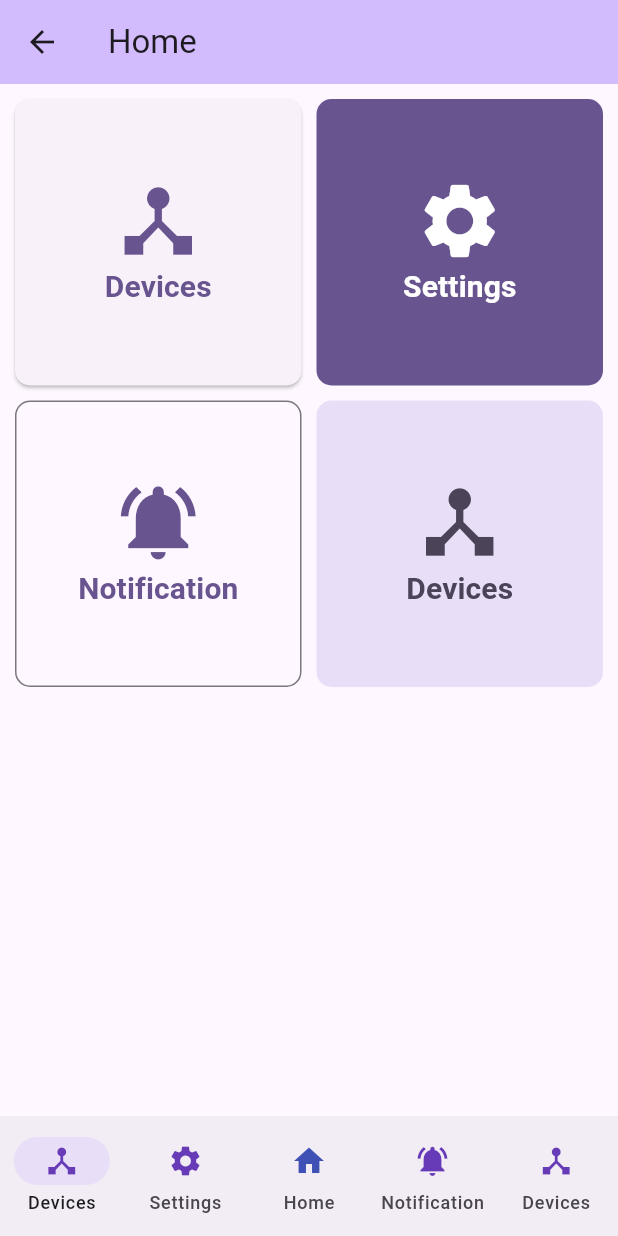
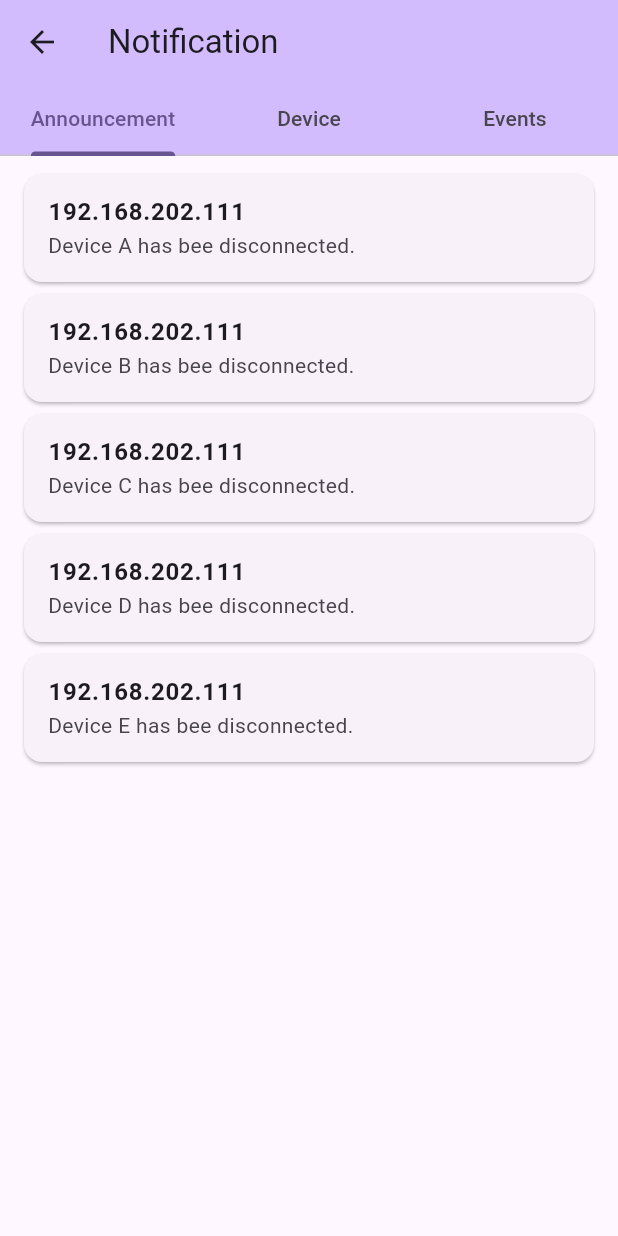
Before and after one commit to Jeaninemtn/flutter, a Flutter app: the HomePage screen opened by its route, after a tap on "Notification", on a phone screen of 412 x 824 dp. Run offline on Flutter 3.47's test engine with Material 3 defaults, Android fonts, the phone set to English and light mode, and no system bars; our stand-ins replace form_field_validator.

Commit message:
add notification page

```diff
--- a/lib/main.dart
+++ b/lib/main.dart
@@ -4,6 +4,7 @@ import './views/login.dart';
 import './views/home.dart';
 import './views/devices.dart';
 import './views/settings.dart';
+import './views/notification.dart';
 
 void main() => runApp(const MyApp());
 
@@ -23,11 +24,9 @@ class MyApp extends StatelessWidget {
         '/': (context) => const LoginPage(),
         '/home': (context) => const HomePage(),
         '/devices': (context) => const DevicesPage(),
-        '/settings': (context) => const SettingsPage()
+        '/settings': (context) => const SettingsPage(),
+        '/notification': (context) => const NotificationPage()
       },
-      // home: const LoginPage()
-      // home: const HomePage()
-      // home: const DevicesPage()
     );
   }
 }
--- a/lib/views/home.dart
+++ b/lib/views/home.dart
@@ -83,7 +83,7 @@ class _HomePageState extends State<HomePage>
                         TextStyle(fontWeight: FontWeight.bold, fontSize: 20)),
               ],
             ),
-            onPressed: () => print("Devices"),
+            onPressed: () => Navigator.pushNamed(context, '/notification'),
           ),
           FilledButton.tonal(
             style: FilledButton.styleFrom(
--- /dev/null
+++ b/lib/views/notification.dart
@@ -0,0 +1,61 @@
+import 'package:flutter/material.dart';
+
+import 'notification/messageList.dart';
+
+class NotificationPage extends StatefulWidget {
+  const NotificationPage({super.key});
+
+  @override
+  State<NotificationPage> createState() => _NotificationPage();
+}
+
+class _NotificationPage extends State<NotificationPage>
+    with TickerProviderStateMixin {
+  late final TabController _tabController;
+
+  @override
+  void initState() {
+    super.initState();
+    _tabController = TabController(length: 3, vsync: this);
+  }
+
+  @override
+  void dispose() {
+    _tabController.dispose();
+    super.dispose();
+  }
+
+  @override
+  Widget build(BuildContext context) {
+    return Scaffold(
+        appBar: AppBar(
+          title: const Text("Notification"),
+          backgroundColor: Theme.of(context).colorScheme.inversePrimary,
+          bottom: TabBar(
+            controller: _tabController,
+            tabs: const <Widget>[
+              Tab(text: "Announcement"),
+              Tab(text: "Device"),
+              Tab(text: "Events"),
+            ],
+          ),
+        ),
+        body: TabBarView(
+          controller: _tabController,
+          children: const <Widget>[
+            Center(
+              child: MessageList(),
+            ),
+            Center(
+              child: MessageList(),
+            ),
+            Center(
+              child: Text("C"),
+            ),
+          ],
+        ));
+  }
+}
+
+// TabBar
+// https://api.flutter.dev/flutter/material/TabBar-class.html
--- /dev/null
+++ b/lib/views/notification/messageList.dart
@@ -0,0 +1,88 @@
+import 'package:flutter/material.dart';
+
+class MessageList extends StatefulWidget {
+  const MessageList({super.key});
+
+  @override
+  State<MessageList> createState() => _MessageList();
+}
+
+class _MessageList extends State<MessageList>
+    with TickerProviderStateMixin<MessageList> {
+  static const List<MessageData> allMessageData = <MessageData>[
+    MessageData(1, '192.168.202.1', "Device A", "has disconnected.",
+        "2024/07/18 11:30"),
+    MessageData(2, '192.168.202.2', "Device B", "has disconnected.",
+        "2024/07/18 11:30"),
+    MessageData(3, '192.168.202.3', "Device C", "has disconnected.",
+        "2024/07/18 11:30"),
+    MessageData(4, '192.168.202.4', "Device D", "has disconnected.",
+        "2024/07/18 11:30"),
+    MessageData(5, '192.168.202.5', "Device E", "has disconnected.",
+        "2024/07/18 11:30"),
+  ];
+
+  @override
+  Widget build(BuildContext context) {
+    return ListView.builder(
+        padding: const EdgeInsets.symmetric(vertical: 8.0, horizontal: 12.0),
+        itemCount: allMessageData.length,
+        itemBuilder: (BuildContext context, int index) {
+          final message = allMessageData[index];
+          return Card(child: _MessageTile(systemName: message.systemName));
+          // return ListTile(
+          //   // onTap: () {},
+          //   title: Text(
+          //     message.ip,
+          //     style: const TextStyle(fontWeight: FontWeight.bold),
+          //   ),
+          //   subtitle: Text("${message.systemName} ${message.event}"),
+          //   // leading: const Icon(Icons.info, size: 24.0),
+          // );
+        });
+  }
+}
+
+// Padding
+// https://api.flutter.dev/flutter/widgets/Padding-class.html
+
+// TextStyle
+// https://api.flutter.dev/flutter/painting/TextStyle-class.html
+
+// EdgeInsets
+// https://api.flutter.dev/flutter/painting/EdgeInsets-class.html
+
+class _MessageTile extends StatelessWidget {
+  const _MessageTile({required this.systemName});
+  final String systemName;
+
+  @override
+  Widget build(BuildContext context) {
+    return ListTile(
+      title: const Text(
+        "192.168.202.111",
+        style: TextStyle(fontWeight: FontWeight.bold),
+      ),
+      subtitle: Text("$systemName has bee disconnected."),
+    );
+  }
+}
+
+class MessageData {
+  // constructor
+  const MessageData(
+      this.id, this.ip, this.systemName, this.event, this.timestamp);
+  // properties
+  final int id;
+  final String ip;
+  final String systemName;
+  final String event;
+  final String timestamp;
+}
+
+// Card
+// https://m3.material.io/components/cards/specs
+// https://api.flutter.dev/flutter/material/Card-class.html
+
+// ListTile
+// https://api.flutter.dev/flutter/material/ListTile-class.html
```
